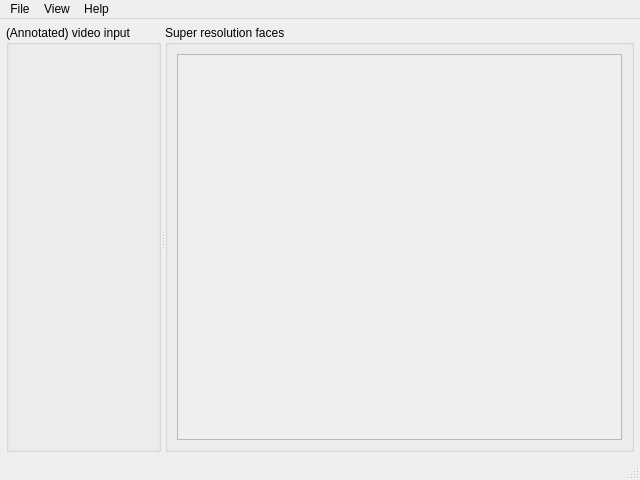
lukas-schaetzle/face-super-resolution, file main.ui: the form before one commit.
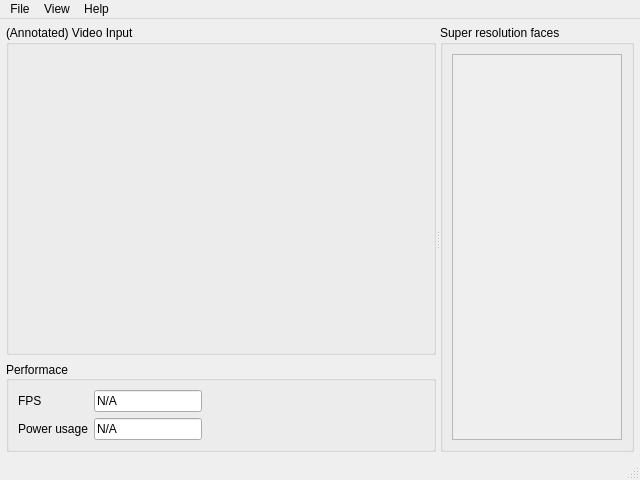
The form after the commit.

```diff
--- a/main.ui
+++ b/main.ui
@@ -23,22 +23,111 @@
       <property name="orientation">
        <enum>Qt::Horizontal</enum>
       </property>
-      <widget class="QGroupBox" name="groupBox">
-       <property name="layoutDirection">
-        <enum>Qt::LeftToRight</enum>
-       </property>
-       <property name="title">
-        <string>(Annotated) video input</string>
-       </property>
-       <layout class="QVBoxLayout" name="verticalLayout_5">
+      <widget class="QWidget" name="widget_2" native="true">
+       <layout class="QVBoxLayout" name="verticalLayout">
+        <property name="leftMargin">
+         <number>0</number>
+        </property>
+        <property name="topMargin">
+         <number>0</number>
+        </property>
+        <property name="rightMargin">
+         <number>0</number>
+        </property>
+        <property name="bottomMargin">
+         <number>0</number>
+        </property>
         <item>
-         <widget class="QLabel" name="videoInput">
-          <property name="text">
-           <string/>
+         <widget class="QGroupBox" name="groupBox">
+          <property name="sizePolicy">
+           <sizepolicy hsizetype="Preferred" vsizetype="Preferred">
+            <horstretch>0</horstretch>
+            <verstretch>1</verstretch>
+           </sizepolicy>
+          </property>
+          <property name="autoFillBackground">
+           <bool>false</bool>
+          </property>
+          <property name="title">
+           <string>(Annotated) Video Input</string>
+          </property>
+          <property name="flat">
+           <bool>false</bool>
+          </property>
+          <layout class="QVBoxLayout" name="layout_videoInput"/>
+         </widget>
+        </item>
+        <item>
+         <widget class="QGroupBox" name="groupBox_4">
+          <property name="sizePolicy">
+           <sizepolicy hsizetype="Preferred" vsizetype="Preferred">
+            <horstretch>0</horstretch>
+            <verstretch>0</verstretch>
+           </sizepolicy>
+          </property>
+          <property name="title">
+           <string>Performace</string>
           </property>
           <property name="alignment">
-           <set>Qt::AlignHCenter|Qt::AlignTop</set>
+           <set>Qt::AlignLeading|Qt::AlignLeft|Qt::AlignVCenter</set>
           </property>
+          <layout class="QFormLayout" name="formLayout">
+           <property name="formAlignment">
+            <set>Qt::AlignLeading|Qt::AlignLeft|Qt::AlignTop</set>
+           </property>
+           <item row="1" column="0">
+            <widget class="QLabel" name="label">
+             <property name="text">
+              <string>FPS</string>
+             </property>
+            </widget>
+           </item>
+           <item row="2" column="0">
+            <widget class="QLabel" name="label_2">
+             <property name="text">
+              <string>Power usage</string>
+             </property>
+            </widget>
+           </item>
+           <item row="1" column="1">
+            <widget class="QLineEdit" name="lineEdit">
+             <property name="sizePolicy">
+              <sizepolicy hsizetype="Fixed" vsizetype="Fixed">
+               <horstretch>0</horstretch>
+               <verstretch>0</verstretch>
+              </sizepolicy>
+             </property>
+             <property name="text">
+              <string>N/A</string>
+             </property>
+             <property name="readOnly">
+              <bool>true</bool>
+             </property>
+            </widget>
+           </item>
+           <item row="2" column="1">
+            <widget class="QLineEdit" name="lineEdit_2">
+             <property name="sizePolicy">
+              <sizepolicy hsizetype="Fixed" vsizetype="Fixed">
+               <horstretch>0</horstretch>
+               <verstretch>0</verstretch>
+              </sizepolicy>
+             </property>
+             <property name="autoFillBackground">
+              <bool>false</bool>
+             </property>
+             <property name="text">
+              <string>N/A</string>
+             </property>
+             <property name="readOnly">
+              <bool>true</bool>
+             </property>
+             <property name="clearButtonEnabled">
+              <bool>false</bool>
+             </property>
+            </widget>
+           </item>
+          </layout>
          </widget>
         </item>
        </layout>
@@ -58,15 +147,10 @@
             <rect>
              <x>0</x>
              <y>0</y>
-             <width>475</width>
+             <width>214</width>
              <height>406</height>
             </rect>
            </property>
-           <layout class="QVBoxLayout" name="verticalLayout_6">
-            <item>
-             <widget class="QWidget" name="widget" native="true"/>
-            </item>
-           </layout>
           </widget>
          </widget>
         </item>
```
